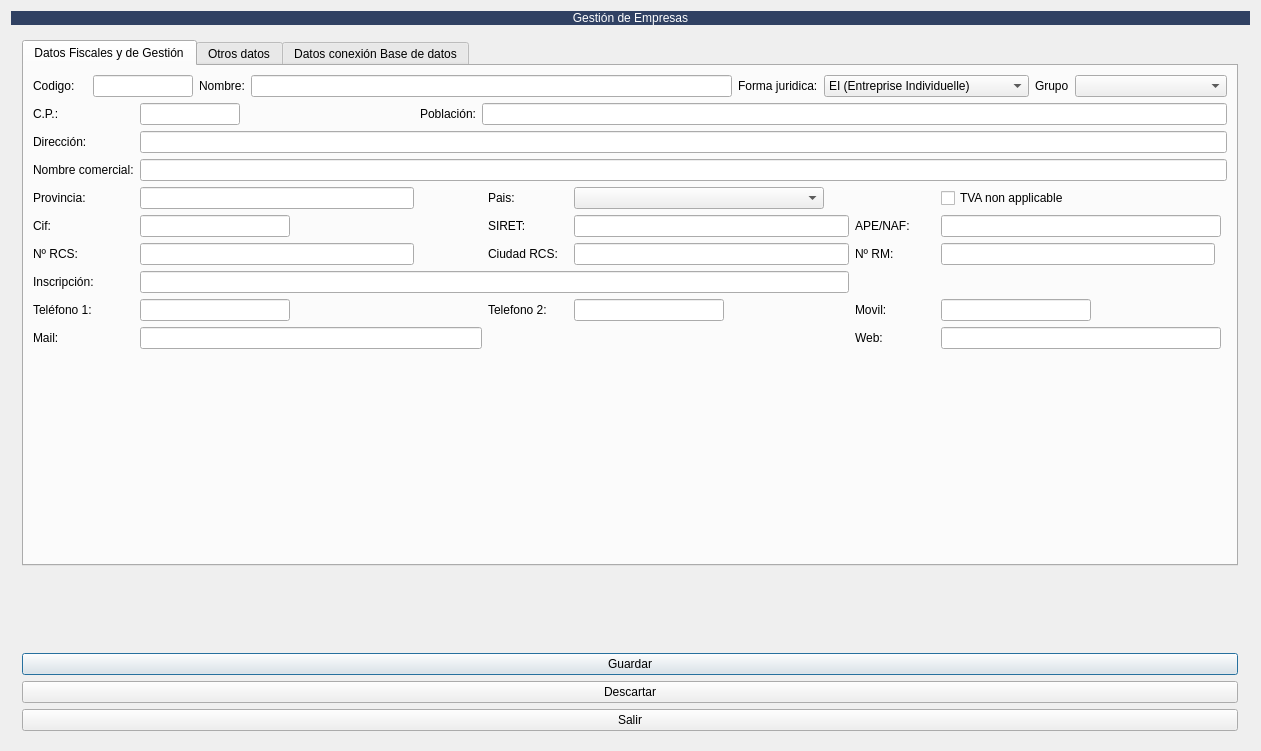
Above: app/ui/frmempresas.ui from MarcArtStudio3D/creative_ERP before the change. Below: the same form after it.
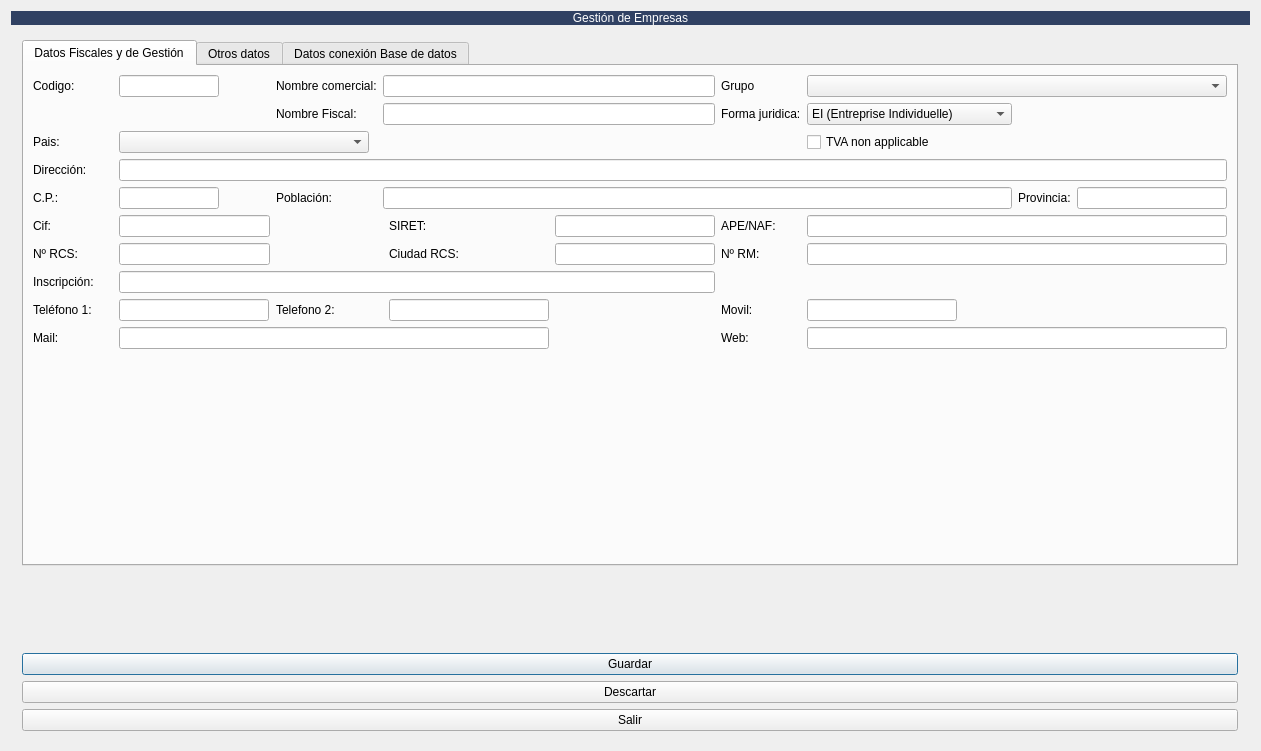
That is the form after the change. Icons and pictures are not drawn.

Commit message: refactor: Reorganize UI forms to `modules/common`, add new notice and payment forms, and update company form layout and icon.

```diff
--- a/app/ui/frmempresas.ui
+++ b/app/ui/frmempresas.ui
@@ -75,9 +75,229 @@
            <string>Datos Fiscales y de Gestión</string>
           </attribute>
           <layout class="QGridLayout" name="gridLayout_12">
-           <item row="0" column="3">
-            <layout class="QHBoxLayout" name="horizontalLayout_4">
-             <item>
+           <item row="2" column="0" colspan="4">
+            <layout class="QGridLayout" name="gridLayout_6">
+             <item row="4" column="3">
+              <widget class="QLabel" name="label_50">
+               <property name="text">
+                <string>Población:</string>
+               </property>
+              </widget>
+             </item>
+             <item row="8" column="7">
+              <widget class="QLabel" name="label_34">
+               <property name="text">
+                <string>APE/NAF:</string>
+               </property>
+              </widget>
+             </item>
+             <item row="0" column="8" colspan="3">
+              <widget class="QComboBox" name="cboGrupoEmpresa">
+               <property name="minimumSize">
+                <size>
+                 <width>152</width>
+                 <height>0</height>
+                </size>
+               </property>
+               <property name="editable">
+                <bool>false</bool>
+               </property>
+              </widget>
+             </item>
+             <item row="12" column="1">
+              <widget class="QLabel" name="label_20">
+               <property name="sizePolicy">
+                <sizepolicy hsizetype="Maximum" vsizetype="Preferred">
+                 <horstretch>0</horstretch>
+                 <verstretch>0</verstretch>
+                </sizepolicy>
+               </property>
+               <property name="minimumSize">
+                <size>
+                 <width>80</width>
+                 <height>0</height>
+                </size>
+               </property>
+               <property name="text">
+                <string>Mail:</string>
+               </property>
+              </widget>
+             </item>
+             <item row="3" column="2" colspan="9">
+              <widget class="QLineEdit" name="txtdireccion1">
+               <property name="clearButtonEnabled">
+                <bool>true</bool>
+               </property>
+              </widget>
+             </item>
+             <item row="8" column="2">
+              <widget class="QLineEdit" name="txtcif">
+               <property name="maximumSize">
+                <size>
+                 <width>16777215</width>
+                 <height>16777215</height>
+                </size>
+               </property>
+               <property name="clearButtonEnabled">
+                <bool>true</bool>
+               </property>
+              </widget>
+             </item>
+             <item row="12" column="7">
+              <widget class="QLabel" name="label_21">
+               <property name="sizePolicy">
+                <sizepolicy hsizetype="Maximum" vsizetype="Preferred">
+                 <horstretch>0</horstretch>
+                 <verstretch>0</verstretch>
+                </sizepolicy>
+               </property>
+               <property name="minimumSize">
+                <size>
+                 <width>80</width>
+                 <height>0</height>
+                </size>
+               </property>
+               <property name="text">
+                <string>Web:</string>
+               </property>
+              </widget>
+             </item>
+             <item row="3" column="1">
+              <widget class="QLabel" name="label_13">
+               <property name="sizePolicy">
+                <sizepolicy hsizetype="Maximum" vsizetype="Preferred">
+                 <horstretch>0</horstretch>
+                 <verstretch>0</verstretch>
+                </sizepolicy>
+               </property>
+               <property name="text">
+                <string>Dirección:</string>
+               </property>
+              </widget>
+             </item>
+             <item row="0" column="7">
+              <widget class="QLabel" name="label_6">
+               <property name="text">
+                <string>Grupo</string>
+               </property>
+              </widget>
+             </item>
+             <item row="8" column="1">
+              <widget class="QLabel" name="label_22">
+               <property name="sizePolicy">
+                <sizepolicy hsizetype="Maximum" vsizetype="Preferred">
+                 <horstretch>0</horstretch>
+                 <verstretch>0</verstretch>
+                </sizepolicy>
+               </property>
+               <property name="minimumSize">
+                <size>
+                 <width>66</width>
+                 <height>0</height>
+                </size>
+               </property>
+               <property name="text">
+                <string>Cif:</string>
+               </property>
+              </widget>
+             </item>
+             <item row="8" column="8" colspan="3">
+              <widget class="QLineEdit" name="lineEdit_3"/>
+             </item>
+             <item row="8" column="6">
+              <widget class="QLineEdit" name="lineEdit_2"/>
+             </item>
+             <item row="2" column="8">
+              <widget class="QCheckBox" name="chkTVA">
+               <property name="text">
+                <string>TVA non applicable</string>
+               </property>
+              </widget>
+             </item>
+             <item row="13" column="2">
+              <spacer name="verticalSpacer_3">
+               <property name="orientation">
+                <enum>Qt::Orientation::Vertical</enum>
+               </property>
+               <property name="sizeHint" stdset="0">
+                <size>
+                 <width>20</width>
+                 <height>40</height>
+                </size>
+               </property>
+              </spacer>
+             </item>
+             <item row="0" column="3">
+              <widget class="QLabel" name="label_43">
+               <property name="text">
+                <string>Nombre comercial:</string>
+               </property>
+              </widget>
+             </item>
+             <item row="0" column="4" colspan="3">
+              <widget class="QLineEdit" name="txtNombreComercial"/>
+             </item>
+             <item row="9" column="1">
+              <widget class="QLabel" name="label_53">
+               <property name="text">
+                <string>Nº RCS:</string>
+               </property>
+              </widget>
+             </item>
+             <item row="4" column="10">
+              <widget class="QLineEdit" name="txtprovincia">
+               <property name="clearButtonEnabled">
+                <bool>true</bool>
+               </property>
+              </widget>
+             </item>
+             <item row="10" column="2" colspan="5">
+              <widget class="QLineEdit" name="txtcInscripcion">
+               <property name="clearButtonEnabled">
+                <bool>true</bool>
+               </property>
+              </widget>
+             </item>
+             <item row="11" column="7">
+              <widget class="QLabel" name="label_19">
+               <property name="sizePolicy">
+                <sizepolicy hsizetype="Maximum" vsizetype="Preferred">
+                 <horstretch>0</horstretch>
+                 <verstretch>0</verstretch>
+                </sizepolicy>
+               </property>
+               <property name="minimumSize">
+                <size>
+                 <width>80</width>
+                 <height>0</height>
+                </size>
+               </property>
+               <property name="text">
+                <string>Movil:</string>
+               </property>
+              </widget>
+             </item>
+             <item row="2" column="1">
+              <widget class="QLabel" name="label_16">
+               <property name="sizePolicy">
+                <sizepolicy hsizetype="Maximum" vsizetype="Preferred">
+                 <horstretch>0</horstretch>
+                 <verstretch>0</verstretch>
+                </sizepolicy>
+               </property>
+               <property name="text">
+                <string>Pais:</string>
+               </property>
+              </widget>
+             </item>
+             <item row="8" column="5">
+              <widget class="QLabel" name="label_32">
+               <property name="text">
+                <string>SIRET:</string>
+               </property>
+              </widget>
+             </item>
+             <item row="0" column="2">
               <widget class="QLineEdit" name="txtcodigo">
                <property name="maximumSize">
                 <size>
@@ -93,14 +313,84 @@
                </property>
               </widget>
              </item>
-             <item>
-              <widget class="QLabel" name="label_75">
+             <item row="10" column="1">
+              <widget class="QLabel" name="label_23">
+               <property name="sizePolicy">
+                <sizepolicy hsizetype="Maximum" vsizetype="Preferred">
+                 <horstretch>0</horstretch>
+                 <verstretch>0</verstretch>
+                </sizepolicy>
+               </property>
                <property name="text">
-                <string>Nombre:</string>
+                <string>Inscripción:</string>
                </property>
               </widget>
              </item>
-             <item>
+             <item row="9" column="2">
+              <widget class="QLineEdit" name="lineEdit_4"/>
+             </item>
+             <item row="9" column="8" colspan="3">
+              <widget class="QLineEdit" name="lineEdit_6"/>
+             </item>
+             <item row="12" column="8" colspan="3">
+              <widget class="QLineEdit" name="txtweb"/>
+             </item>
+             <item row="9" column="5">
+              <widget class="QLabel" name="label_54">
+               <property name="text">
+                <string>Ciudad RCS:</string>
+               </property>
+              </widget>
+             </item>
+             <item row="11" column="8">
+              <widget class="QLineEdit" name="txtMovil">
+               <property name="maximumSize">
+                <size>
+                 <width>150</width>
+                 <height>16777215</height>
+                </size>
+               </property>
+              </widget>
+             </item>
+             <item row="11" column="2">
+              <widget class="QLineEdit" name="txttelefono1">
+               <property name="maximumSize">
+                <size>
+                 <width>150</width>
+                 <height>16777215</height>
+                </size>
+               </property>
+               <property name="text">
+                <string/>
+               </property>
+               <property name="clearButtonEnabled">
+                <bool>true</bool>
+               </property>
+              </widget>
+             </item>
+             <item row="11" column="1">
+              <widget class="QLabel" name="label_17">
+               <property name="sizePolicy">
+                <sizepolicy hsizetype="Maximum" vsizetype="Preferred">
+                 <horstretch>0</horstretch>
+                 <verstretch>0</verstretch>
+                </sizepolicy>
+               </property>
+               <property name="minimumSize">
+                <size>
+                 <width>80</width>
+                 <height>0</height>
+                </size>
+               </property>
+               <property name="text">
+                <string>Teléfono 1:</string>
+               </property>
+              </widget>
+             </item>
+             <item row="9" column="6">
+              <widget class="QLineEdit" name="lineEdit_5"/>
+             </item>
+             <item row="1" column="4" colspan="3">
               <widget class="QLineEdit" name="txtEmpresa">
                <property name="minimumSize">
                 <size>
@@ -122,14 +412,34 @@
                </property>
               </widget>
              </item>
-             <item>
-              <widget class="QLabel" name="label_24">
+             <item row="4" column="1">
+              <widget class="QLabel" name="label_14">
+               <property name="sizePolicy">
+                <sizepolicy hsizetype="Maximum" vsizetype="Preferred">
+                 <horstretch>0</horstretch>
+                 <verstretch>0</verstretch>
+                </sizepolicy>
+               </property>
                <property name="text">
-                <string>Forma juridica:</string>
+                <string>C.P.:</string>
                </property>
               </widget>
              </item>
-             <item>
+             <item row="1" column="3">
+              <widget class="QLabel" name="label_75">
+               <property name="text">
+                <string>Nombre Fiscal:</string>
+               </property>
+              </widget>
+             </item>
+             <item row="0" column="1">
+              <widget class="QLabel" name="label_74">
+               <property name="text">
+                <string>Codigo:</string>
+               </property>
+              </widget>
+             </item>
+             <item row="1" column="8">
               <widget class="QComboBox" name="cboFormajuridica">
                <property name="maximumSize">
                 <size>
@@ -200,198 +510,21 @@
                </item>
               </widget>
              </item>
-             <item>
-              <widget class="QLabel" name="label_6">
-               <property name="text">
-                <string>Grupo</string>
-               </property>
-              </widget>
-             </item>
-             <item>
-              <widget class="QComboBox" name="cboGrupoEmpresa">
-               <property name="minimumSize">
-                <size>
-                 <width>152</width>
-                 <height>0</height>
-                </size>
-               </property>
-               <property name="editable">
-                <bool>false</bool>
-               </property>
-              </widget>
-             </item>
-            </layout>
-           </item>
-           <item row="0" column="0">
-            <widget class="QLabel" name="label_74">
-             <property name="text">
-              <string>Codigo:</string>
-             </property>
-            </widget>
-           </item>
-           <item row="3" column="0" colspan="4">
-            <layout class="QGridLayout" name="gridLayout_6">
-             <item row="4" column="5">
-              <widget class="QLabel" name="label_32">
-               <property name="text">
-                <string>SIRET:</string>
-               </property>
-              </widget>
-             </item>
-             <item row="3" column="2">
-              <widget class="QLineEdit" name="txtprovincia">
-               <property name="clearButtonEnabled">
-                <bool>true</bool>
-               </property>
-              </widget>
-             </item>
-             <item row="2" column="2" colspan="9">
-              <widget class="QLineEdit" name="txtNombreComercial"/>
-             </item>
-             <item row="7" column="5">
-              <widget class="QLabel" name="label_18">
-               <property name="sizePolicy">
-                <sizepolicy hsizetype="Maximum" vsizetype="Preferred">
-                 <horstretch>0</horstretch>
-                 <verstretch>0</verstretch>
-                </sizepolicy>
-               </property>
-               <property name="minimumSize">
-                <size>
-                 <width>80</width>
-                 <height>0</height>
-                </size>
-               </property>
-               <property name="text">
-                <string>Telefono 2:</string>
-               </property>
-              </widget>
-             </item>
-             <item row="6" column="2" colspan="5">
-              <widget class="QLineEdit" name="txtcInscripcion">
-               <property name="clearButtonEnabled">
-                <bool>true</bool>
-               </property>
-              </widget>
-             </item>
-             <item row="4" column="1">
-              <widget class="QLabel" name="label_22">
-               <property name="sizePolicy">
-                <sizepolicy hsizetype="Maximum" vsizetype="Preferred">
-                 <horstretch>0</horstretch>
-                 <verstretch>0</verstretch>
-                </sizepolicy>
-               </property>
-               <property name="minimumSize">
-                <size>
-                 <width>66</width>
-                 <height>0</height>
-                </size>
-               </property>
-               <property name="text">
-                <string>Cif:</string>
-               </property>
-              </widget>
-             </item>
-             <item row="5" column="5">
-              <widget class="QLabel" name="label_54">
-               <property name="text">
-                <string>Ciudad RCS:</string>
-               </property>
-              </widget>
-             </item>
-             <item row="7" column="6">
-              <widget class="QLineEdit" name="txttelefono2">
-               <property name="maximumSize">
-                <size>
-                 <width>150</width>
-                 <height>16777215</height>
-                </size>
-               </property>
-               <property name="text">
-                <string/>
-               </property>
-               <property name="clearButtonEnabled">
-                <bool>true</bool>
-               </property>
-              </widget>
-             </item>
-             <item row="3" column="8">
-              <widget class="QCheckBox" name="chkTVA">
-               <property name="text">
-                <string>TVA non applicable</string>
-               </property>
-              </widget>
-             </item>
-             <item row="5" column="2">
-              <widget class="QLineEdit" name="lineEdit_4"/>
-             </item>
-             <item row="5" column="7">
+             <item row="9" column="7">
               <widget class="QLabel" name="label_57">
                <property name="text">
                 <string>Nº RM:</string>
                </property>
               </widget>
              </item>
-             <item row="4" column="6">
-              <widget class="QLineEdit" name="lineEdit_2"/>
-             </item>
-             <item row="1" column="2" colspan="9">
-              <widget class="QLineEdit" name="txtdireccion1">
-               <property name="clearButtonEnabled">
-                <bool>true</bool>
-               </property>
-              </widget>
-             </item>
-             <item row="0" column="1">
-              <widget class="QLabel" name="label_14">
-               <property name="sizePolicy">
-                <sizepolicy hsizetype="Maximum" vsizetype="Preferred">
-                 <horstretch>0</horstretch>
-                 <verstretch>0</verstretch>
-                </sizepolicy>
-               </property>
+             <item row="1" column="7">
+              <widget class="QLabel" name="label_24">
                <property name="text">
-                <string>C.P.:</string>
+                <string>Forma juridica:</string>
                </property>
               </widget>
              </item>
-             <item row="7" column="7">
-              <widget class="QLabel" name="label_19">
-               <property name="sizePolicy">
-                <sizepolicy hsizetype="Maximum" vsizetype="Preferred">
-                 <horstretch>0</horstretch>
-                 <verstretch>0</verstretch>
-                </sizepolicy>
-               </property>
-               <property name="minimumSize">
-                <size>
-                 <width>80</width>
-                 <height>0</height>
-                </size>
-               </property>
-               <property name="text">
-                <string>Movil:</string>
-               </property>
-              </widget>
-             </item>
-             <item row="4" column="8" colspan="2">
-              <widget class="QLineEdit" name="lineEdit_3"/>
-             </item>
-             <item row="1" column="1">
-              <widget class="QLabel" name="label_13">
-               <property name="sizePolicy">
-                <sizepolicy hsizetype="Maximum" vsizetype="Preferred">
-                 <horstretch>0</horstretch>
-                 <verstretch>0</verstretch>
-                </sizepolicy>
-               </property>
-               <property name="text">
-                <string>Dirección:</string>
-               </property>
-              </widget>
-             </item>
-             <item row="0" column="2">
+             <item row="4" column="2">
               <widget class="QLineEdit" name="txtcp">
                <property name="maximumSize">
                 <size>
@@ -404,15 +537,8 @@
                </property>
               </widget>
              </item>
-             <item row="5" column="1">
-              <widget class="QLabel" name="label_53">
-               <property name="text">
-                <string>Nº RCS:</string>
-               </property>
-              </widget>
-             </item>
-             <item row="3" column="5">
-              <widget class="QLabel" name="label_16">
+             <item row="4" column="9">
+              <widget class="QLabel" name="label_15">
                <property name="sizePolicy">
                 <sizepolicy hsizetype="Maximum" vsizetype="Preferred">
                  <horstretch>0</horstretch>
@@ -420,32 +546,19 @@
                 </sizepolicy>
                </property>
                <property name="text">
-                <string>Pais:</string>
+                <string>Provincia:</string>
                </property>
               </widget>
              </item>
-             <item row="7" column="8">
-              <widget class="QLineEdit" name="txtMovil">
-               <property name="maximumSize">
-                <size>
-                 <width>150</width>
-                 <height>16777215</height>
-                </size>
-               </property>
-              </widget>
-             </item>
-             <item row="0" column="4" colspan="7">
+             <item row="4" column="4" colspan="5">
               <widget class="QLineEdit" name="txtpoblacion">
                <property name="clearButtonEnabled">
                 <bool>true</bool>
                </property>
               </widget>
              </item>
-             <item row="5" column="6">
-              <widget class="QLineEdit" name="lineEdit_5"/>
-             </item>
-             <item row="7" column="1">
-              <widget class="QLabel" name="label_17">
+             <item row="11" column="3">
+              <widget class="QLabel" name="label_18">
                <property name="sizePolicy">
                 <sizepolicy hsizetype="Maximum" vsizetype="Preferred">
                  <horstretch>0</horstretch>
@@ -459,11 +572,14 @@
                 </size>
                </property>
                <property name="text">
-                <string>Teléfono 1:</string>
+                <string>Telefono 2:</string>
                </property>
               </widget>
              </item>
-             <item row="3" column="6">
+             <item row="12" column="2" colspan="4">
+              <widget class="QLineEdit" name="txtcMail"/>
+             </item>
+             <item row="2" column="2" colspan="2">
               <widget class="QComboBox" name="cboPais_create">
                <property name="minimumSize">
                 <size>
@@ -479,57 +595,11 @@
                </property>
               </widget>
              </item>
-             <item row="6" column="1">
-              <widget class="QLabel" name="label_23">
-               <property name="sizePolicy">
-                <sizepolicy hsizetype="Maximum" vsizetype="Preferred">
-                 <horstretch>0</horstretch>
-                 <verstretch>0</verstretch>
-                </sizepolicy>
-               </property>
-               <property name="text">
-                <string>Inscripción:</string>
-               </property>
-              </widget>
-             </item>
-             <item row="2" column="1">
-              <widget class="QLabel" name="label_43">
-               <property name="text">
-                <string>Nombre comercial:</string>
-               </property>
-              </widget>
-             </item>
-             <item row="8" column="1">
-              <widget class="QLabel" name="label_20">
-               <property name="sizePolicy">
-                <sizepolicy hsizetype="Maximum" vsizetype="Preferred">
-                 <horstretch>0</horstretch>
-                 <verstretch>0</verstretch>
-                </sizepolicy>
-               </property>
-               <property name="minimumSize">
-                <size>
-                 <width>80</width>
-                 <height>0</height>
-                </size>
-               </property>
-               <property name="text">
-                <string>Mail:</string>
-               </property>
-              </widget>
-             </item>
-             <item row="0" column="3">
-              <widget class="QLabel" name="label_50">
-               <property name="text">
-                <string>Población:</string>
-               </property>
-              </widget>
-             </item>
-             <item row="7" column="2">
-              <widget class="QLineEdit" name="txttelefono1">
+             <item row="11" column="5">
+              <widget class="QLineEdit" name="txttelefono2">
                <property name="maximumSize">
                 <size>
-                 <width>150</width>
+                 <width>16777215</width>
                  <height>16777215</height>
                 </size>
                </property>
@@ -541,80 +611,6 @@
                </property>
               </widget>
              </item>
-             <item row="3" column="1">
-              <widget class="QLabel" name="label_15">
-               <property name="sizePolicy">
-                <sizepolicy hsizetype="Maximum" vsizetype="Preferred">
-                 <horstretch>0</horstretch>
-                 <verstretch>0</verstretch>
-                </sizepolicy>
-               </property>
-               <property name="text">
-                <string>Provincia:</string>
-               </property>
-              </widget>
-             </item>
-             <item row="4" column="7">
-              <widget class="QLabel" name="label_34">
-               <property name="text">
-                <string>APE/NAF:</string>
-               </property>
-              </widget>
-             </item>
-             <item row="4" column="2">
-              <widget class="QLineEdit" name="txtcif">
-               <property name="maximumSize">
-                <size>
-                 <width>150</width>
-                 <height>16777215</height>
-                </size>
-               </property>
-               <property name="clearButtonEnabled">
-                <bool>true</bool>
-               </property>
-              </widget>
-             </item>
-             <item row="5" column="8">
-              <widget class="QLineEdit" name="lineEdit_6"/>
-             </item>
-             <item row="9" column="2">
-              <spacer name="verticalSpacer_3">
-               <property name="orientation">
-                <enum>Qt::Orientation::Vertical</enum>
-               </property>
-               <property name="sizeHint" stdset="0">
-                <size>
-                 <width>20</width>
-                 <height>40</height>
-                </size>
-               </property>
-              </spacer>
-             </item>
-             <item row="8" column="8" colspan="2">
-              <widget class="QLineEdit" name="txtweb"/>
-             </item>
-             <item row="8" column="7">
-              <widget class="QLabel" name="label_21">
-               <property name="sizePolicy">
-                <sizepolicy hsizetype="Maximum" vsizetype="Preferred">
-                 <horstretch>0</horstretch>
-                 <verstretch>0</verstretch>
-                </sizepolicy>
-               </property>
-               <property name="minimumSize">
-                <size>
-                 <width>80</width>
-                 <height>0</height>
-                </size>
-               </property>
-               <property name="text">
-                <string>Web:</string>
-               </property>
-              </widget>
-             </item>
-             <item row="8" column="2" colspan="3">
-              <widget class="QLineEdit" name="txtcMail"/>
-             </item>
             </layout>
            </item>
           </layout>
```
Left out of the diff: 40 changed lines with no effect on the pictures. The commit also changes 10 other files.
